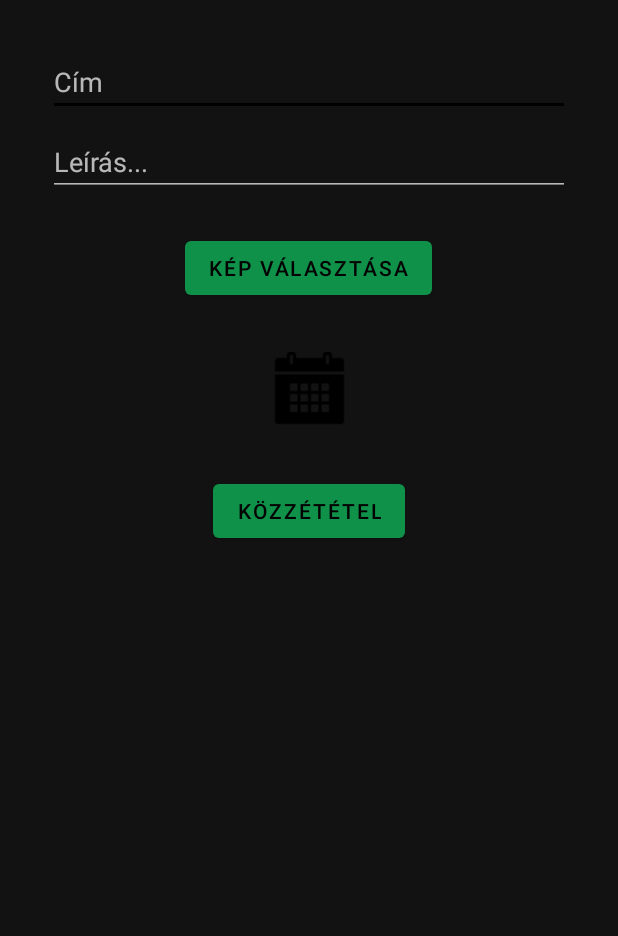
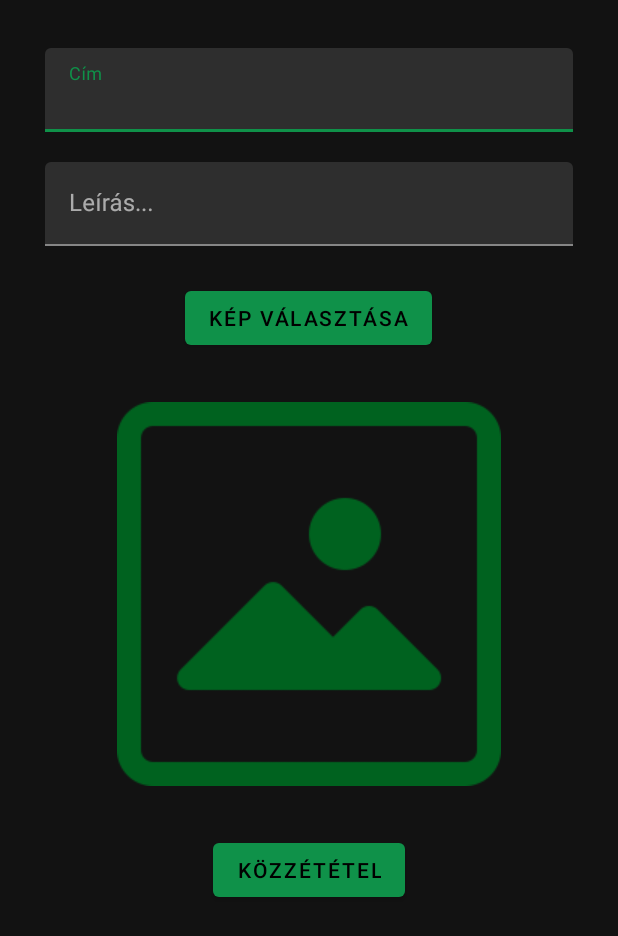
Before and after one commit to Abokyy/A802app, an Android app: the AddNewNewActivity screen opened directly, with no data from a screen before it, on a phone screen of 412 x 824 dp. Shown: the top 936 px of the screen. Run offline under Robolectric (Android 15) with nearby library versions, the phone set to English and light mode, and no system bars; our stand-ins replace Firebase (no records; nobody signed in at launch, a user with empty details on screens opened directly).

Commit message:
Minor design changes

```diff
--- a/src/main/java/csapat/app/auth/LoginActivity.java
+++ b/src/main/java/csapat/app/auth/LoginActivity.java
@@ -111,6 +111,7 @@ public class LoginActivity extends BaseCompat {
             return;
         }
 
+        hideKeyboard(getCurrentFocus());
         showProgressDialog();
 
 
--- a/src/main/java/csapat/app/teamstructure/model/Patrol.java
+++ b/src/main/java/csapat/app/teamstructure/model/Patrol.java
@@ -11,7 +11,7 @@ public class Patrol {
     private List<String> nextMeetingAttendance = new ArrayList<>();
     private String name;
     private int meetingDay;
-    private int meetingHour;
+    private int meetingHour = -1;
     private int meetingMinute;
     private String meetingLocation;
     private boolean activePatrol = true;
--- a/src/main/res/layout/activity_add_new_new.xml
+++ b/src/main/res/layout/activity_add_new_new.xml
@@ -11,39 +11,51 @@
     android:paddingVertical="20dp"
     android:layout_height="match_parent">
 
+    <com.google.android.material.textfield.TextInputLayout
+        android:id="@+id/new_title_input_layout"
+        android:layout_width="match_parent"
+        android:layout_height="wrap_content"
+        android:layout_marginVertical="12dp"
+        android:layout_marginHorizontal="30dp"
+        app:layout_constraintEnd_toEndOf="parent"
+        app:layout_constraintStart_toStartOf="parent"
+        app:layout_constraintTop_toTopOf="parent" >
+
 
     <EditText
         android:id="@+id/new_new_title"
         android:layout_width="match_parent"
         android:layout_height="wrap_content"
-        android:layout_marginStart="32dp"
-        android:layout_marginTop="12dp"
-        android:layout_marginEnd="32dp"
-        android:hint="Cím"
+        android:hint="Cím">
+
+    </EditText>
+    </com.google.android.material.textfield.TextInputLayout>
+
+    <com.google.android.material.textfield.TextInputLayout
+        android:id="@+id/new_description_input_layout"
+        android:layout_width="match_parent"
+        android:layout_height="wrap_content"
+        android:layout_marginVertical="20dp"
+        android:layout_marginHorizontal="30dp"
         app:layout_constraintEnd_toEndOf="parent"
         app:layout_constraintStart_toStartOf="parent"
-        app:layout_constraintTop_toTopOf="parent">
+        app:layout_constraintTop_toBottomOf="@id/new_title_input_layout" >
 
-    </EditText>
 
     <EditText
         android:id="@+id/new_new_descreption"
         android:layout_width="match_parent"
         android:layout_height="wrap_content"
         android:layout_below="@id/new_new_title"
-        android:layout_marginStart="32dp"
-        android:layout_marginTop="8dp"
-        android:layout_marginEnd="32dp"
-        android:hint="Leírás..."
-        app:layout_constraintEnd_toEndOf="parent"
-        app:layout_constraintStart_toStartOf="parent"
-        app:layout_constraintTop_toBottomOf="@+id/new_new_title" />
+        android:hint="Leírás..." />
+    </com.google.android.material.textfield.TextInputLayout>
+
 
     <Button
         android:id="@+id/submit_new_new_btn"
         android:layout_width="wrap_content"
         android:layout_height="wrap_content"
-        android:layout_below="@id/new_new_descreption"
+        android:layout_below="@id/new_description_input_layout"
         android:layout_alignParentEnd="true"
         android:layout_marginVertical="32dp"
         android:text="Közzététel"
@@ -55,14 +67,14 @@
         android:id="@+id/choose_image_button"
         android:layout_width="wrap_content"
         android:layout_height="wrap_content"
-        android:layout_below="@+id/new_new_descreption"
+        android:layout_below="@+id/new_description_input_layout"
         android:layout_alignParentEnd="true"
         android:layout_marginVertical="24dp"
         android:text="Kép választása"
         app:layout_constraintEnd_toEndOf="parent"
         app:layout_constraintHorizontal_bias="0.498"
         app:layout_constraintStart_toStartOf="parent"
-        app:layout_constraintTop_toBottomOf="@+id/new_new_descreption" />
+        app:layout_constraintTop_toBottomOf="@+id/new_description_input_layout" />
 
     <ImageView
         android:id="@+id/imageViewForUpload"
@@ -74,7 +86,8 @@
         app:layout_constraintEnd_toEndOf="parent"
         app:layout_constraintStart_toStartOf="parent"
         app:layout_constraintTop_toBottomOf="@+id/choose_image_button"
-        app:srcCompat="@drawable/calendar" />
+        android:tint="@color/colorPrimaryDark"
+        app:srcCompat="@drawable/photo" />
 
 </androidx.constraintlayout.widget.ConstraintLayout>
 </ScrollView>
--- a/src/main/res/layout/activity_scoreboard.xml
+++ b/src/main/res/layout/activity_scoreboard.xml
@@ -14,6 +14,7 @@
             android:layout_width="match_parent"
             android:layout_height="wrap_content"
             android:layout_marginVertical="10dp"
+            android:textAlignment="center"
             android:text="Egyéni rangsor"
             android:textSize="30sp" />
 
@@ -31,6 +32,7 @@
             android:layout_width="match_parent"
             android:layout_height="wrap_content"
             android:layout_marginVertical="10dp"
+            android:textAlignment="center"
             android:text="Őrsi rangsor"
             android:textSize="30sp" />
 
--- a/src/main/res/layout/activity_task_list.xml
+++ b/src/main/res/layout/activity_task_list.xml
@@ -13,6 +13,7 @@
         android:layout_height="wrap_content"
         android:textSize="30sp"
         android:layout_margin="20dp"
+        android:textAlignment="center"
         android:text="@string/there_is_nothing_here"
         android:visibility="gone"
         android:background="@color/colorPrimaryDark"/>
--- a/src/main/res/values/strings.xml
+++ b/src/main/res/values/strings.xml
@@ -56,4 +56,8 @@
     <string name="there_is_nothing_here">Nincs itt semmi :(</string>
     <string name="going_to_next_meeting">Mész a következő őrsire?</string>
     <string name="no">Nem</string>
+    <string name="patrol_badges">Őrsi kitűzők</string>
+    <string name="personal_badges">Saját kitűzők</string>
+    <string name="event_title">Esemény neve</string>
+    <string name="cancel">Mégse</string>
 </resources>
```
Also changed, not shown: src/main/java/csapat/app/NavMainActivity.java (+9 -6 lines), src/main/java/csapat/app/badgesystem/BadgesActivity.java (+20 -1 lines), src/main/res/layout/activity_add_new_event.xml (+17 -7 lines), src/main/res/layout/activity_badges.xml (+6 -2 lines), src/main/res/layout/activity_main.xml (deleted, +0 -119 lines), src/main/res/layout/activity_send_task.xml (+19 -14 lines), src/main/res/layout/fragment_badge_description_dialog.xml (+10 -5 lines), src/main/res/layout/item_badge.xml (+7 -3 lines), src/main/res/layout/item_scoreboard.xml (+6 -2 lines), src/main/res/drawable-v24/photo.png (added), 1 other file.
